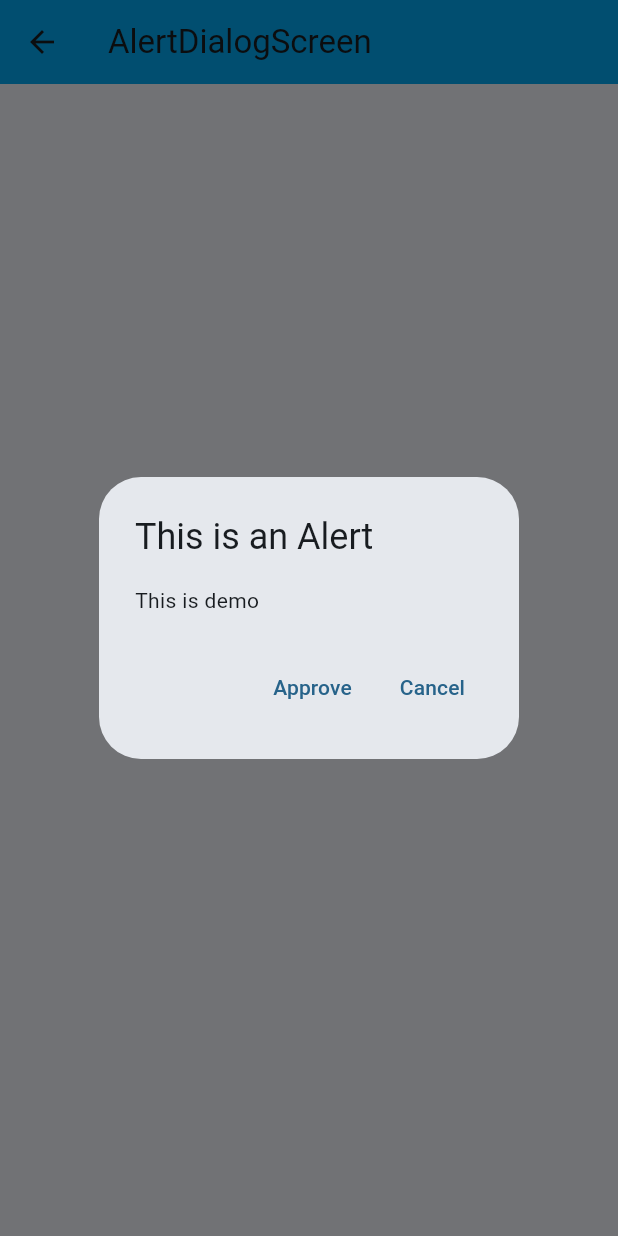
After one commit to FAHIMSHAKIL102/flutter_akshit_practice, a Flutter app: the AlertDialogScreen screen opened directly, after a tap on "AlertButton", on a phone screen of 412 x 824 dp. The commit adds this screen. Run offline on Flutter 3.47's test engine with Material 3 defaults, Android fonts, the phone set to English and light mode, and no system bars; our stand-ins replace cached_network_image.

Commit message:
add_alertdialog

```diff
--- /dev/null
+++ b/lib/alert_dialog_screen.dart
@@ -0,0 +1,48 @@
+import 'package:flutter/material.dart';
+
+class AlertDialogScreen extends StatelessWidget {
+  const AlertDialogScreen({super.key});
+
+  @override
+  Widget build(BuildContext context) {
+    return Scaffold(
+      appBar: AppBar(title: Text('AlertDialogScreen')),
+      body: Center(
+        child: ElevatedButton(
+          onPressed: () {
+            _showMyDialog(context);
+          },
+          child: Text('AlertButton'),
+        ),
+      ),
+    );
+  }
+}
+
+Future<void> _showMyDialog(BuildContext context) async {
+  return showDialog(
+    context: context,
+    builder: (BuildContext context) {
+      return AlertDialog(
+        title: Text('This is an Alert'),
+        content: SingleChildScrollView(
+          child: ListBody(children: [Text('This is demo')]),
+        ),
+        actions: [
+          TextButton(
+            onPressed: () {
+              Navigator.pop(context);
+            },
+            child: Text('Approve'),
+          ),
+          TextButton(
+            onPressed: () {
+              Navigator.pop(context);
+            },
+            child: Text('Cancel'),
+          ),
+        ],
+      );
+    },
+  );
+}
--- a/lib/home_screen.dart
+++ b/lib/home_screen.dart
@@ -1,4 +1,5 @@
 import 'package:flutter/material.dart';
+import 'package:flutter_akshit_practice/alert_dialog_screen.dart';
 import 'package:flutter_akshit_practice/cached_network_image_screen.dart';
 import 'package:flutter_akshit_practice/dismissible_screen.dart';
 import 'package:flutter_akshit_practice/drawer_widget_screen.dart';
@@ -62,6 +63,17 @@ class HomeScreen extends StatelessWidget {
               ),
             ),
           ),
+          Center(
+            child: ElevatedButton(
+              onPressed: () {
+                Navigator.push(
+                  context,
+                  MaterialPageRoute(builder: (context) => AlertDialogScreen()),
+                );
+              },
+              child: Text('AlertDialogScreen', style: TextStyle(fontSize: 20)),
+            ),
+          ),
         ],
       ),
     );
```
